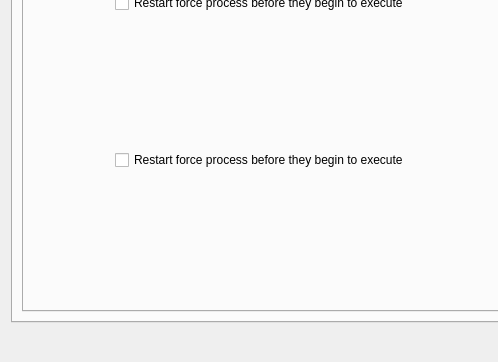
Qt form SandboxiePlus/SandMan/Forms/OptionsWindow.ui (sandboxie-plus/Sandboxie) before a commit; both pictures show x 0 to 498 and y 264 to 626 of the 827 by 626 pixel window.
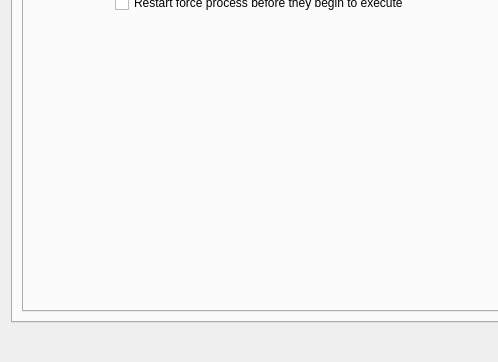
The same form after that commit. The open tabs and pages were chosen to show the change.

What changed in the file:
```diff
--- a/SandboxiePlus/SandMan/Forms/OptionsWindow.ui
+++ b/SandboxiePlus/SandMan/Forms/OptionsWindow.ui
@@ -4335,13 +4335,6 @@
                  </property>
                 </spacer>
                </item>
-                <item row="8" column="1">
-              <widget class="QCheckBox" name="chkForceRestart">
-               <property name="text">
-                <string>Restart force process before they begin to execute</string>
-               </property>
-              </widget>
-             </item>
               </layout>
              </item>
             </layout>
```
Left out of the diff: 4 changed lines with no effect on the pictures.
